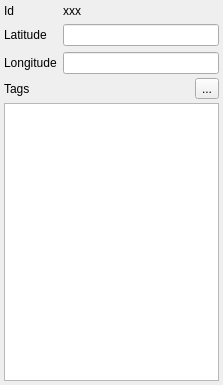
openstreetmap/merkaartor, file src/Docks/MinimumTrackPointProperties.ui: the form before one commit.
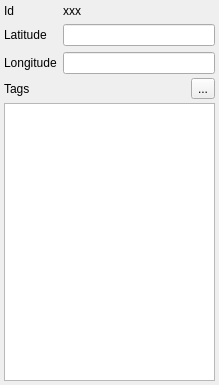
The form after the commit. Icons and pictures are not drawn.

```diff
--- a/src/Docks/MinimumTrackPointProperties.ui
+++ b/src/Docks/MinimumTrackPointProperties.ui
@@ -1,11 +1,11 @@
 <ui version="4.0" >
  <class>TrackPointProperties</class>
- <widget class="QWidget" name="TrackPointProperties" >
-  <property name="geometry" >
+ <widget class="QWidget" name="TrackPointProperties">
+  <property name="geometry">
    <rect>
     <x>0</x>
     <y>0</y>
-    <width>223</width>
+    <width>219</width>
     <height>385</height>
    </rect>
   </property>
```
Left out of the diff: 79 changed lines with no effect on the pictures.
